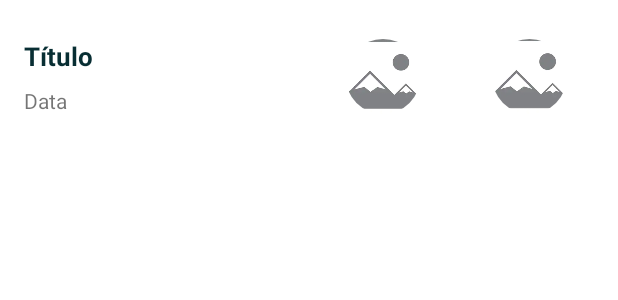
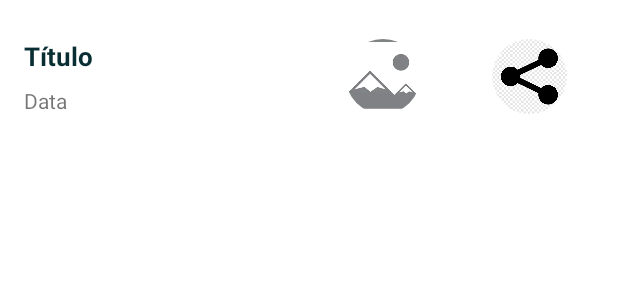
Before and after one commit to rafagan/fake-news-detector-android, an Android app: the layout cell_fake_news_history.xml on its own in the app's theme, with its tools: preview values and no code run, on a phone screen of 412 x 824 dp. Shown: the top 300 px of the screen. Run offline under Robolectric (Android 15) with nearby library versions, the phone set to English and light mode, and no system bars.

Commit message:
Ajustes histórico pesquisas

```diff
--- a/app/src/main/res/layout/cell_fake_news_history.xml
+++ b/app/src/main/res/layout/cell_fake_news_history.xml
@@ -1,6 +1,7 @@
 <?xml version="1.0" encoding="utf-8"?>
 <LinearLayout
     xmlns:android="http://schemas.android.com/apk/res/android"
+    xmlns:tools="http://schemas.android.com/tools"
     android:layout_width="match_parent"
     android:layout_height="wrap_content"
     android:layout_marginBottom="25dp"
@@ -22,14 +23,14 @@
             android:textSize="17sp"
             android:textColor="#082e33"
             android:textStyle="bold"
-            android:text="Título"/>
+            tools:text="Título" />
 
         <TextView
             android:id="@+id/txt_date"
             android:layout_width="wrap_content"
             android:layout_height="wrap_content"
             android:textSize="14sp"
-            android:text="Data"/>
+            tools:text="Data" />
 
     </LinearLayout>
 
@@ -49,8 +50,10 @@
         android:layout_height="50dp"
         android:layout_gravity="center"
         android:layout_marginEnd="20dp"
-        android:src="@drawable/tutorial_img_1"
+        android:src="@drawable/ic_share"
         android:contentDescription="@string/image"
-        android:layout_weight="1"/>
+        android:layout_weight="1"
+        android:clickable="true"
+        android:focusable="true"/>
 
 </LinearLayout>
--- a/app/src/main/res/values/strings.xml
+++ b/app/src/main/res/values/strings.xml
@@ -24,4 +24,6 @@ c
     <string name="error_predict">Erro ao classificar notícia</string>
     <string name="text_found">Texto encontrado:</string>
     <string name="clear">Limpar</string>
+    <string name="true_new">Essa notícia parece verídica</string>
+    <string name="fake_new">Encontrei uma fake news!</string>
 </resources>
```
Also changed, not shown: app/src/main/java/com/pedro/fakenewsdetector/model/dao/FakeNewsDAO.java (+6 -1 lines), app/src/main/java/com/pedro/fakenewsdetector/view/FakeNewsHistoryAdapter.java (+22 -1 lines), app/src/main/res/drawable/ic_share.png (added).
